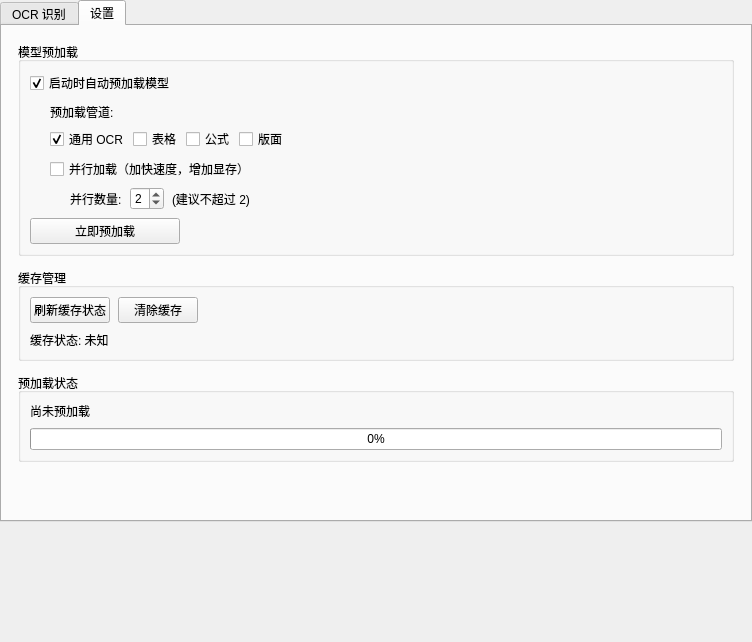
FelixJI/VibeOCR, file src/vibeocr/ui/main_window.ui: the form before one commit.
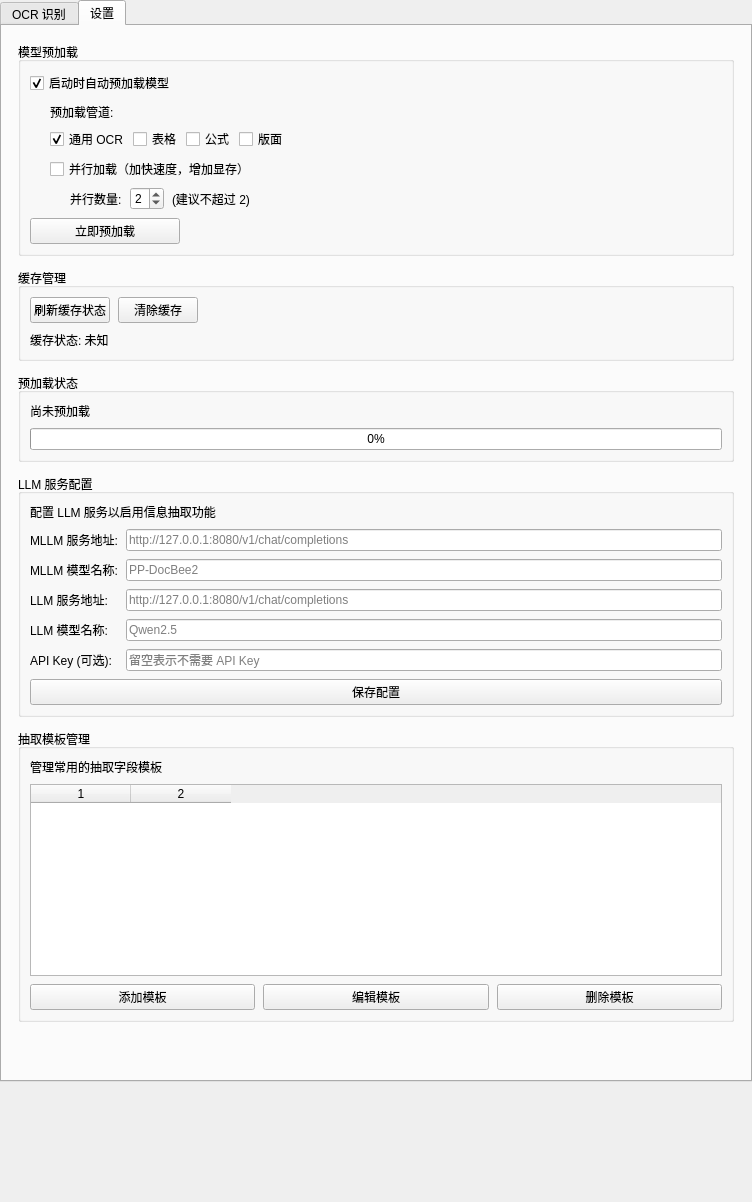
The form after the commit. The open tabs and pages were chosen to show the change. Custom widgets are drawn as their Qt base class.

Commit message:
feat(settings): 添加 LLM 配置和模板管理
- Add MLLM and LLM service configuration
- Add extraction template management
- Implement config persistence
- Connect settings to extraction tab

Diff of the .ui file:
```diff
--- a/src/vibeocr/ui/main_window.ui
+++ b/src/vibeocr/ui/main_window.ui
@@ -790,6 +790,172 @@
          </layout>
         </widget>
        </item>
+       <item>
+        <widget class="QGroupBox" name="groupLLMConfig">
+         <property name="title">
+          <string>LLM 服务配置</string>
+         </property>
+         <layout class="QVBoxLayout" name="llmConfigLayout">
+          <property name="spacing">
+           <number>8</number>
+          </property>
+          <item>
+           <widget class="QLabel" name="labelLLMHint">
+            <property name="text">
+             <string>配置 LLM 服务以启用信息抽取功能</string>
+            </property>
+            <property name="foregroundRole">
+             <enum>QPalette::PlaceholderText</enum>
+            </property>
+           </widget>
+          </item>
+          <item>
+           <layout class="QGridLayout" name="llmGrid">
+            <item row="0" column="0">
+             <widget class="QLabel" name="labelMLLMUrl">
+              <property name="text">
+               <string>MLLM 服务地址:</string>
+              </property>
+             </widget>
+            </item>
+            <item row="0" column="1">
+             <widget class="QLineEdit" name="editMLLMUrl">
+              <property name="placeholderText">
+               <string>http://127.0.0.1:8080/v1/chat/completions</string>
+              </property>
+             </widget>
+            </item>
+            <item row="1" column="0">
+             <widget class="QLabel" name="labelMLLMModel">
+              <property name="text">
+               <string>MLLM 模型名称:</string>
+              </property>
+             </widget>
+            </item>
+            <item row="1" column="1">
+             <widget class="QLineEdit" name="editMLLMModel">
+              <property name="placeholderText">
+               <string>PP-DocBee2</string>
+              </property>
+             </widget>
+            </item>
+            <item row="2" column="0">
+             <widget class="QLabel" name="labelLLMUrl">
+              <property name="text">
+               <string>LLM 服务地址:</string>
+              </property>
+             </widget>
+            </item>
+            <item row="2" column="1">
+             <widget class="QLineEdit" name="editLLMUrl">
+              <property name="placeholderText">
+               <string>http://127.0.0.1:8080/v1/chat/completions</string>
+              </property>
+             </widget>
+            </item>
+            <item row="3" column="0">
+             <widget class="QLabel" name="labelLLMModel">
+              <property name="text">
+               <string>LLM 模型名称:</string>
+              </property>
+             </widget>
+            </item>
+            <item row="3" column="1">
+             <widget class="QLineEdit" name="editLLMModel">
+              <property name="placeholderText">
+               <string>Qwen2.5</string>
+              </property>
+             </widget>
+            </item>
+            <item row="4" column="0">
+             <widget class="QLabel" name="labelApiKey">
+              <property name="text">
+               <string>API Key (可选):</string>
+              </property>
+             </widget>
+            </item>
+            <item row="4" column="1">
+             <widget class="QLineEdit" name="editApiKey">
+              <property name="echoMode">
+               <enum>QLineEdit::Password</enum>
+              </property>
+              <property name="placeholderText">
+               <string>留空表示不需要 API Key</string>
+              </property>
+             </widget>
+            </item>
+           </layout>
+          </item>
+          <item>
+           <widget class="QPushButton" name="btnSaveLLMConfig">
+            <property name="text">
+             <string>保存配置</string>
+            </property>
+           </widget>
+          </item>
+         </layout>
+        </widget>
+       </item>
+       <item>
+        <widget class="QGroupBox" name="groupTemplate">
+         <property name="title">
+          <string>抽取模板管理</string>
+         </property>
+         <layout class="QVBoxLayout" name="templateLayout">
+          <property name="spacing">
+           <number>8</number>
+          </property>
+          <item>
+           <widget class="QLabel" name="labelTemplateHint">
+            <property name="text">
+             <string>管理常用的抽取字段模板</string>
+            </property>
+            <property name="foregroundRole">
+             <enum>QPalette::PlaceholderText</enum>
+            </property>
+           </widget>
+          </item>
+          <item>
+           <widget class="QTableWidget" name="tableTemplates">
+            <property name="selectionBehavior">
+             <enum>QAbstractItemView::SelectRows</enum>
+            </property>
+            <column>
+             <string>模板名称</string>
+            </column>
+            <column>
+             <string>字段列表</string>
+            </column>
+           </widget>
+          </item>
+          <item>
+           <layout class="QHBoxLayout" name="templateButtons">
+            <item>
+             <widget class="QPushButton" name="btnAddTemplate">
+              <property name="text">
+               <string>添加模板</string>
+              </property>
+             </widget>
+            </item>
+            <item>
+             <widget class="QPushButton" name="btnEditTemplate">
+              <property name="text">
+               <string>编辑模板</string>
+              </property>
+             </widget>
+            </item>
+            <item>
+             <widget class="QPushButton" name="btnDeleteTemplate">
+              <property name="text">
+               <string>删除模板</string>
+              </property>
+             </widget>
+            </item>
+           </layout>
+          </item>
+         </layout>
+        </widget>
+       </item>
        <item>
         <spacer name="verticalSpacer">
          <property name="orientation">
```
The commit also changes 1 other file.
